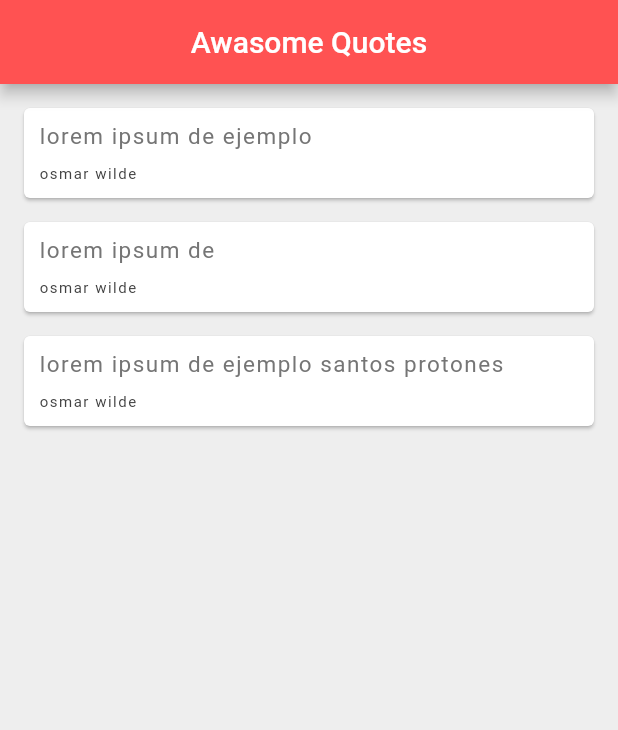
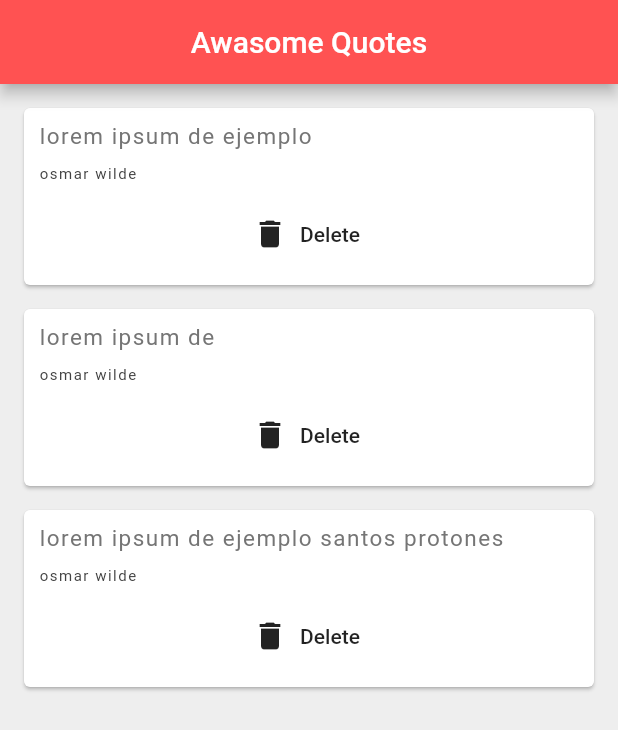
Before and after one commit to tigreal/flutterApps, a Flutter app: the screen it shows after launch, on a phone screen of 412 x 824 dp. Shown: the top 730 px of the screen. Run offline on Flutter 3.47's test engine with Material 2 defaults, Android fonts, the phone set to English and light mode, and no system bars.

Commit message:
se agrego el boton de borrado pero no realiza niniguna accion dejaremos el proyecto hasta aqui volveremos a completarlo en un tiempo

```diff
--- a/lib/main.dart
+++ b/lib/main.dart
@@ -1,5 +1,6 @@
 import 'package:flutter/material.dart';
 import 'quote.dart';
+import 'quote_card.dart';
 
 void main() => runApp(MaterialApp(
       home: QuoteList(),
@@ -14,12 +15,9 @@ class _QuoteListState extends State<QuoteList> {
   List<Quote> qotes = [
     Quote(author: 'osmar wilde', text: 'lorem ipsum de ejemplo'),
     Quote(author: 'osmar wilde', text: 'lorem ipsum de '),
-    Quote(author: 'osmar wilde', text: 'lorem ipsum de ejemplo santos protones'),
+    Quote(
+        author: 'osmar wilde', text: 'lorem ipsum de ejemplo santos protones'),
   ];
-
-  Widget quoteTemplate(quote) {
-    return QuoteCard(quote);
-  }
 
   @override
   Widget build(BuildContext context) {
@@ -30,37 +28,12 @@ class _QuoteListState extends State<QuoteList> {
         centerTitle: true,
         backgroundColor: Colors.redAccent,
       ),
-      body: Column(children: qotes.map((qote) => quoteTemplate(qote)).toList()),
+      body: Column(
+          children: qotes
+              .map((qote) => QuoteCard(
+                    quote: qote,
+                  ))
+              .toList()),
     );
   }
 }
-
-class QuoteCard extends StatelessWidget {
-final Quote quote;
-QuoteCard(this.quote);
-  @override
-  Widget build(BuildContext context) {
-    return Card(margin: EdgeInsets.fromLTRB(16.0, 16.0, 16.0, 0.0),
-      child: Padding(
-        padding: const EdgeInsets.all(10.0),
-        child: Column(crossAxisAlignment: CrossAxisAlignment.stretch,
-          children: <Widget>[
-            Text(
-              quote.text,
-              style: TextStyle(
-                  color: Colors.grey[600], fontSize: 15.0, letterSpacing: 1.0),
-            ),
-            SizedBox(
-              height: 10.0,
-            ),
-            Text(
-              quote.author,
-              style: TextStyle(
-                  color: Colors.grey[800], fontSize: 10.0, letterSpacing: 1.0),
-            ),
-          ],
-        ),
-      ),
-    );
-  }
-}
--- /dev/null
+++ b/lib/quote_card.dart
@@ -0,0 +1,38 @@
+import 'package:flutter/material.dart';
+import 'quote.dart';
+class QuoteCard extends StatelessWidget {
+  final Quote quote;
+  QuoteCard({this.quote});
+
+  @override
+  Widget build(BuildContext context) {
+    return Card(
+      margin: EdgeInsets.fromLTRB(16.0, 16.0, 16.0, 0.0),
+      child: Padding(
+        padding: const EdgeInsets.all(10.0),
+        child: Column(
+          crossAxisAlignment: CrossAxisAlignment.stretch,
+          children: <Widget>[
+            Text(
+              quote.text,
+              style: TextStyle(
+                  color: Colors.grey[600], fontSize: 15.0, letterSpacing: 1.0),
+            ),
+            SizedBox(
+              height: 10.0,
+            ),
+            Text(
+              quote.author,
+              style: TextStyle(
+                  color: Colors.grey[800], fontSize: 10.0, letterSpacing: 1.0),
+            ),
+            SizedBox(height: 10.0,),
+            FlatButton.icon(onPressed: (){}, icon: Icon(Icons.delete), label:
+            Text
+              ('Delete'))
+          ],
+        ),
+      ),
+    );
+  }
+}
```
Also changed, not shown: pubspec.lock.
